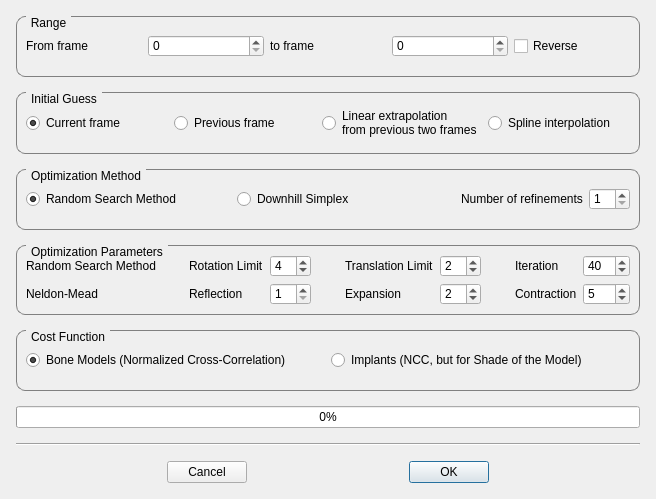
Before: the Qt Designer form autoscoper/src/ui/ui-files/TrackingOptionsDialog.ui in BrownBiomechanics/Autoscoper, drawn with Qt 5.
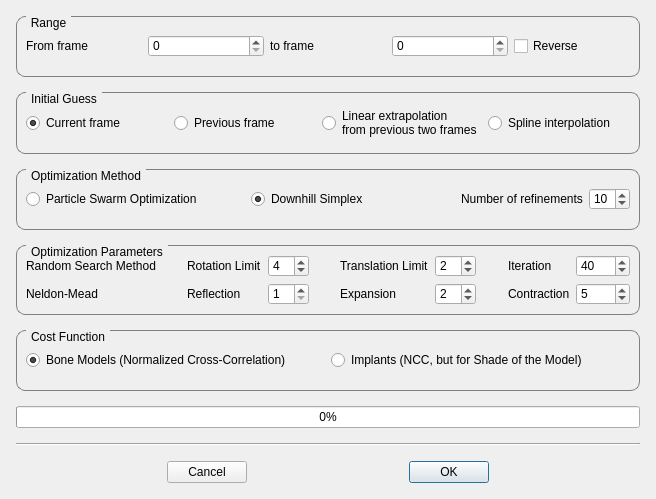
After: the same form once the commit is applied.

Commit message: Made the Matlab/Autoscoper connection pause shorter. Changed the default optimization to Downhill Simplex. Changed Random Search to Partcle Swarm Optimization (Not completely, but it works with the range of -+2 of the initial position). Changed the HDist function, but it's not the best yet.

Diff of the .ui file:
```diff
--- a/autoscoper/src/ui/ui-files/TrackingOptionsDialog.ui
+++ b/autoscoper/src/ui/ui-files/TrackingOptionsDialog.ui
@@ -229,7 +229,7 @@
            <number>1</number>
           </property>
           <property name="value">
-           <number>1</number>
+           <number>10</number>
           </property>
          </widget>
         </item>
@@ -246,20 +246,20 @@
            <string>Downhill Simplex</string>
           </property>
           <property name="checked">
-           <bool>false</bool>
-          </property>
-         </widget>
-        </item>
-        <item row="1" column="0">
-         <widget class="QRadioButton" name="radioButton_random_search_method">
-          <property name="text">
-           <string>Random Search Method</string>
-          </property>
-          <property name="checked">
            <bool>true</bool>
           </property>
          </widget>
         </item>
+        <item row="1" column="0">
+         <widget class="QRadioButton" name="radioButton_random_search_method">
+          <property name="text">
+           <string>Particle Swarm Optimization</string>
+          </property>
+          <property name="checked">
+           <bool>false</bool>
+          </property>
+         </widget>
+        </item>
        </layout>
       </widget>
      </item>
@@ -358,7 +358,7 @@
         <item row="1" column="3">
          <widget class="QSpinBox" name="spinBox_rot_limit">
           <property name="maximum">
-           <number>10</number>
+           <number>20</number>
           </property>
           <property name="value">
            <number>4</number>
@@ -388,7 +388,7 @@
         <item row="1" column="6">
          <widget class="QSpinBox" name="spinBox_trans_limit">
           <property name="maximum">
-           <number>5</number>
+           <number>20</number>
           </property>
           <property name="value">
            <number>2</number>
@@ -507,7 +507,7 @@
            <number>10</number>
           </property>
           <property name="maximum">
-           <number>999</number>
+           <number>9999</number>
           </property>
           <property name="value">
            <number>40</number>
```
The commit also changes 8 other files.
